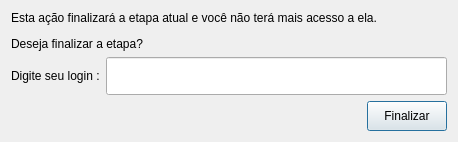
First picture: the form in modules/sap/uis/endActivityDialog.ui, repository dsgoficial/SAP_Operador, before the edit.
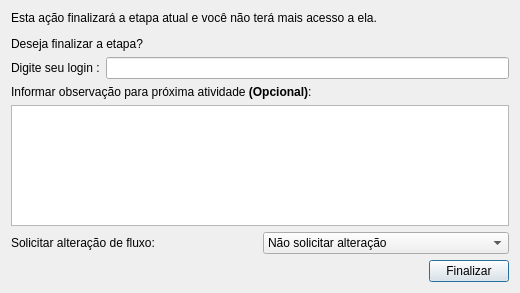
Second picture: the form after the edit.

```diff
--- a/modules/sap/uis/endActivityDialog.ui
+++ b/modules/sap/uis/endActivityDialog.ui
@@ -6,8 +6,8 @@
    <rect>
     <x>0</x>
     <y>0</y>
-    <width>458</width>
-    <height>142</height>
+    <width>520</width>
+    <height>293</height>
    </rect>
   </property>
   <property name="windowTitle">
@@ -42,7 +42,7 @@
      </item>
     </layout>
    </item>
-   <item row="2" column="0">
+   <item row="3" column="0">
     <layout class="QHBoxLayout" name="horizontalLayout_2">
      <item>
       <spacer name="horizontalSpacer">
@@ -72,6 +72,59 @@
      </item>
     </layout>
    </item>
+   <item row="2" column="0">
+    <widget class="QWidget" name="revisionW" native="true">
+     <layout class="QGridLayout" name="gridLayout_2">
+      <property name="margin">
+       <number>0</number>
+      </property>
+      <item row="0" column="0">
+       <layout class="QVBoxLayout" name="verticalLayout">
+        <item>
+         <widget class="QLabel" name="label_3">
+          <property name="text">
+           <string>&lt;html&gt;&lt;head/&gt;&lt;body&gt;&lt;p&gt;Informar observação para próxima atividade &lt;span style=&quot; font-weight:600;&quot;&gt;(Opcional)&lt;/span&gt;:&lt;/p&gt;&lt;/body&gt;&lt;/html&gt;</string>
+          </property>
+         </widget>
+        </item>
+        <item>
+         <widget class="QTextEdit" name="obsTe"/>
+        </item>
+       </layout>
+      </item>
+      <item row="1" column="0">
+       <layout class="QHBoxLayout" name="horizontalLayout_3">
+        <item>
+         <widget class="QLabel" name="label_4">
+          <property name="text">
+           <string>Solicitar alteração de fluxo:</string>
+          </property>
+         </widget>
+        </item>
+        <item>
+         <widget class="QComboBox" name="changeFlowCb">
+          <item>
+           <property name="text">
+            <string>Não solicitar alteração</string>
+           </property>
+          </item>
+          <item>
+           <property name="text">
+            <string>Necessita nova revisão</string>
+           </property>
+          </item>
+          <item>
+           <property name="text">
+            <string>Não é necessário uma nova revisão</string>
+           </property>
+          </item>
+         </widget>
+        </item>
+       </layout>
+      </item>
+     </layout>
+    </widget>
+   </item>
   </layout>
  </widget>
  <resources/>
```
